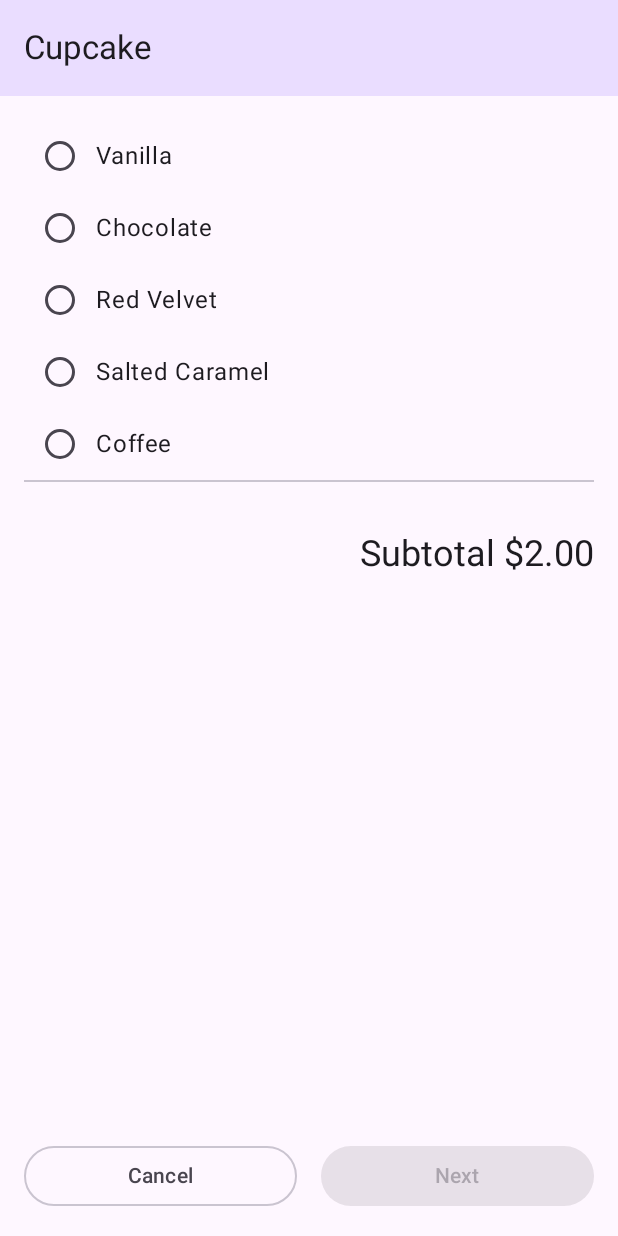
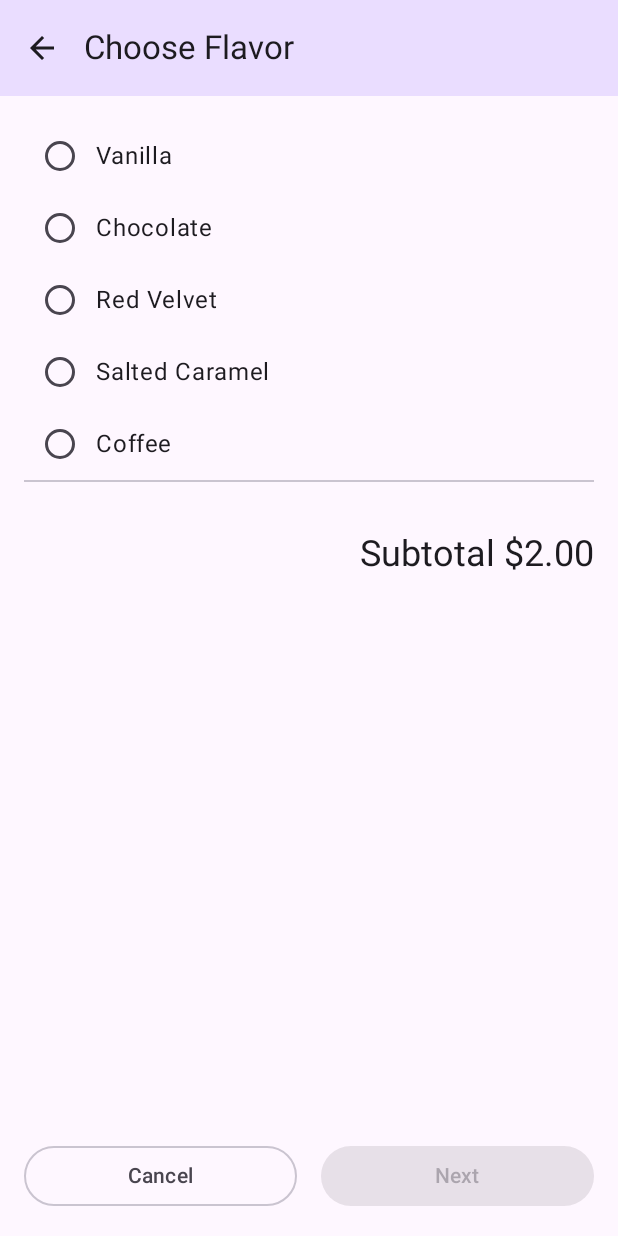
Before and after one commit to pierre-teodoresco/8INF865A2024_PT, an Android app built with Jetpack Compose: the screen it shows after launch (MainActivity), after a tap on "One Cupcake", on a phone screen of 412 x 824 dp. Run offline under Robolectric (Android 15) with nearby library versions, the phone set to English and light mode, and no system bars.

Commit message:
config bouton retour android

```diff
--- a/basic-android-kotlin-compose-training-cupcake-starter/app/src/main/java/com/example/cupcake/CupcakeScreen.kt
+++ b/basic-android-kotlin-compose-training-cupcake-starter/app/src/main/java/com/example/cupcake/CupcakeScreen.kt
@@ -46,12 +46,14 @@ import com.example.cupcake.ui.StartOrderScreen
 import com.example.cupcake.ui.OrderSummaryScreen
 import android.content.Context
 import android.content.Intent
+import androidx.annotation.StringRes
+import androidx.navigation.compose.currentBackStackEntryAsState
 
-enum class CupcakeScreen() {
-    Start,
-    Flavor,
-    Pickup,
-    Summary
+enum class CupcakeScreen(@StringRes val title: Int) {
+    Start(title = R.string.app_name),
+    Flavor(title = R.string.choose_flavor),
+    Pickup(title = R.string.choose_pickup_date),
+    Summary(title = R.string.order_summary)
 }
 
 /**
@@ -59,12 +61,13 @@ enum class CupcakeScreen() {
  */
 @Composable
 fun CupcakeAppBar(
+    currentScreen: CupcakeScreen,
     canNavigateBack: Boolean,
     navigateUp: () -> Unit,
     modifier: Modifier = Modifier
 ) {
     TopAppBar(
-        title = { Text(stringResource(id = R.string.app_name)) },
+        title = { Text(stringResource(currentScreen.title)) },
         colors = TopAppBarDefaults.mediumTopAppBarColors(
             containerColor = MaterialTheme.colorScheme.primaryContainer
         ),
@@ -87,12 +90,17 @@ fun CupcakeApp(
     viewModel: OrderViewModel = viewModel(),
     navController: NavHostController = rememberNavController()
 ) {
+    val backStackEntry by navController.currentBackStackEntryAsState()
+    val currentScreen = CupcakeScreen.valueOf(
+        backStackEntry?.destination?.route ?: CupcakeScreen.Start.name
+    )
 
     Scaffold(
         topBar = {
             CupcakeAppBar(
-                canNavigateBack = false,
-                navigateUp = { /* TODO: implement back navigation */ }
+                currentScreen = currentScreen,
+                canNavigateBack = navController.previousBackStackEntry != null,
+                navigateUp = { navController.navigateUp() }
             )
         }
     ) { innerPadding ->
```
